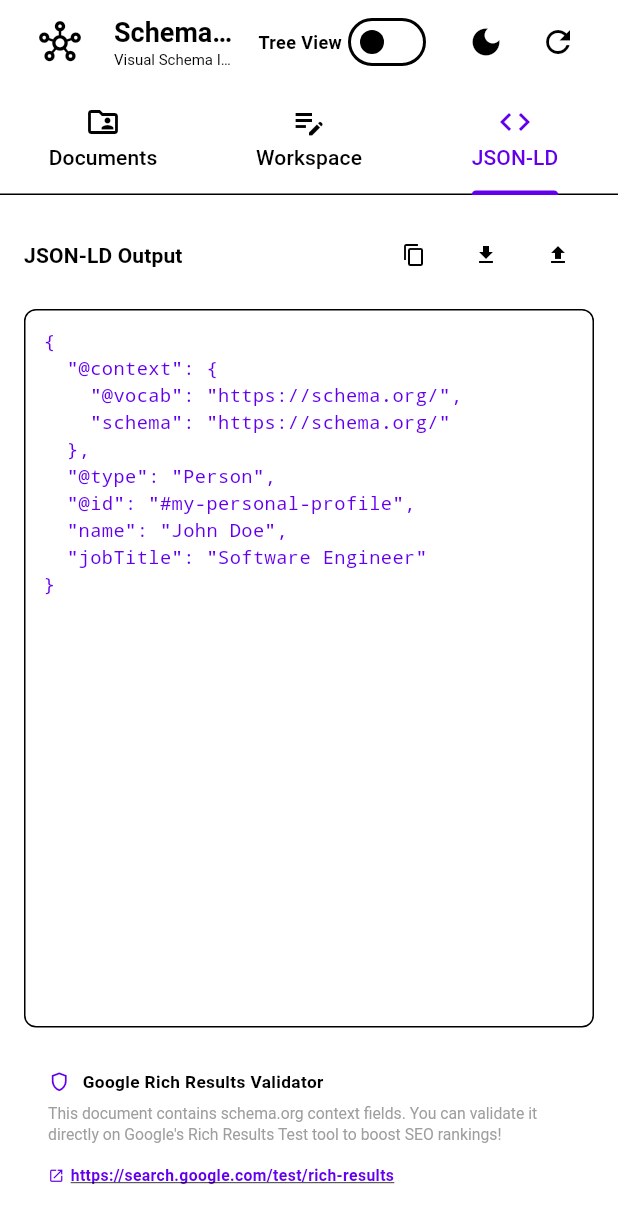
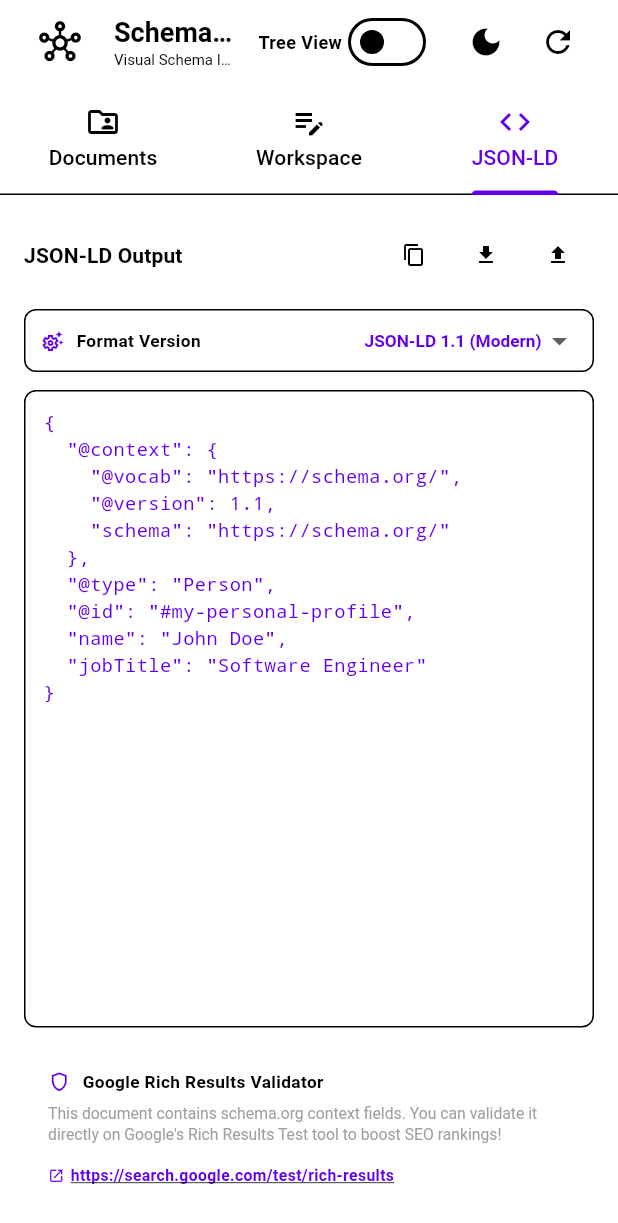
Before and after one commit to mg3994/remove_nowa_schema_jsonld, a Flutter app: the screen it shows after launch, tab 3 chosen, on a phone screen of 412 x 824 dp. Shown: the top 1223 px of the screen. Run offline on Flutter 3.47's test engine with Material 3 defaults, Android fonts, the phone set to English and light mode, and no system bars; our stand-ins replace dio, drift, drift_flutter, go_router, shared_preferences; missing offline and left inert: dart:html, downloadsfolder; accounts and stored records are empty; generated files the repository leaves out were written again; network calls fail.

```diff
--- a/lib/globals/app_state.dart
+++ b/lib/globals/app_state.dart
@@ -33,6 +33,16 @@ class AppState extends ChangeNotifier {
   String? _loadError;
 
   String _jsonLdOutput = '';
+
+  String _selectedLdVersion = '1.1';
+
+  String get selectedLdVersion => _selectedLdVersion;
+
+  void generateJsonLdOutputWithVersion(String version) {
+    _selectedLdVersion = version;
+    generateJsonLdOutput();
+    notifyListeners();
+  }
 
   Timer? _debounceTimer;
   String _saveStatus = 'Saved';
@@ -340,9 +350,17 @@ class AppState extends ChangeNotifier {
         for (final doc in _documents) {
           idToName[doc.id] = doc.name;
         }
-        final map = root.toJsonLd(isRoot: true, docIdToName: idToName);
-        final encoder = const JsonEncoder.withIndent('  ');
-        _jsonLdOutput = encoder.convert(map);
+        final map = root.toJsonLd(
+          isRoot: true,
+          docIdToName: idToName,
+          targetVersion: _selectedLdVersion,
+        );
+        if (_selectedLdVersion == 'yaml-ld') {
+          _jsonLdOutput = root.convertToYaml(map);
+        } else {
+          final encoder = const JsonEncoder.withIndent('  ');
+          _jsonLdOutput = encoder.convert(map);
+        }
       } catch (e) {
         _jsonLdOutput = 'Error generating JSON-LD: ${e}';
       }
--- a/lib/pages/home_page.dart
+++ b/lib/pages/home_page.dart
@@ -1830,6 +1830,68 @@ class _HomePageState extends State<HomePage> {
                 onPressed: () => _showImportDialog(appState),
               ),
             ],
+          ),
+          const SizedBox(height: 12.0),
+          Container(
+            padding: const EdgeInsets.symmetric(horizontal: 10.0, vertical: 6.0),
+            decoration: BoxDecoration(
+              color: Theme.of(context).colorScheme.surfaceContainer,
+              borderRadius: BorderRadius.circular(8.0),
+              border: Border.all(
+                color: Theme.of(context).colorScheme.outlineVariant,
+              ),
+            ),
+            child: Row(
+              children: [
+                Icon(
+                  Icons.settings_suggest_outlined,
+                  size: 16.0,
+                  color: Theme.of(context).colorScheme.primary,
+                ),
+                const SizedBox(width: 8.0),
+                const Text(
+                  'Format Version',
+                  style: TextStyle(fontSize: 11.5, fontWeight: FontWeight.bold),
+                ),
+                const Spacer(),
+                SizedBox(
+                  height: 28.0,
+                  child: DropdownButtonHideUnderline(
+                    child: DropdownButton<String>(
+                      value: appState.selectedLdVersion,
+                      style: TextStyle(
+                        fontSize: 11.5,
+                        fontWeight: FontWeight.bold,
+                        color: Theme.of(context).colorScheme.primary,
+                      ),
+                      items: const [
+                        DropdownMenuItem<String>(
+                          value: '1.0',
+                          child: Text('JSON-LD 1.0 (Legacy)'),
+                        ),
+                        DropdownMenuItem<String>(
+                          value: '1.1',
+                          child: Text('JSON-LD 1.1 (Modern)'),
+                        ),
+                        DropdownMenuItem<String>(
+                          value: '1.2',
+                          child: Text('JSON-LD 1.2 (Strict)'),
+                        ),
+                        DropdownMenuItem<String>(
+                          value: 'yaml-ld',
+                          child: Text('YAML-LD Format'),
+                        ),
+                      ],
+                      onChanged: (val) {
+                        if (val != null) {
+                          appState.generateJsonLdOutputWithVersion(val);
+                        }
+                      },
+                    ),
+                  ),
+                ),
+              ],
+            ),
           ),
           const SizedBox(height: 12.0),
           Expanded(
--- a/lib/schema_entity.dart
+++ b/lib/schema_entity.dart
@@ -1,5 +1,6 @@
 import 'package:jsonld/schema_value.dart';
 import 'package:jsonld/schema_service.dart';
+import 'dart:math' as math;
 
 class SchemaEntity {
   bool _isEnumerationValue(String value) {
@@ -143,7 +144,11 @@ class SchemaEntity {
     }
   }
 
-  Map<String, dynamic> toJsonLd({bool isRoot = false, Map<String, String>? docIdToName}) {
+  Map<String, dynamic> toJsonLd({
+    bool isRoot = false,
+    Map<String, String>? docIdToName,
+    String targetVersion = '1.1',
+  }) {
     final Map<String, dynamic> result = {};
     if (isRoot) {
       final Set<String> usedPrefixes = {};
@@ -158,14 +163,43 @@ class SchemaEntity {
       }
 
       if (customContext != null) {
-        extraContext.addAll(customContext!);
+        customContext!.forEach((k, v) {
+          if (targetVersion == '1.0') {
+            // Strip / flatten 1.1 features
+            if (v is Map) {
+              final Map<String, dynamic> filteredTerm = {};
+              v.forEach((tk, tv) {
+                if (tk != '@protected' && tk != '@nest') {
+                  if (tk == '@container') {
+                    if (tv == '@list' || tv == '@set' || tv == '@language' || tv == '@index') {
+                      filteredTerm[tk] = tv;
+                    }
+                  } else {
+                    filteredTerm[tk] = tv;
+                  }
+                }
+              });
+              if (filteredTerm.isNotEmpty) {
+                extraContext[k] = filteredTerm;
+              }
+            } else if (v != '@nest') {
+              extraContext[k] = v;
+            }
+          } else {
+            extraContext[k] = v;
+          }
+        });
       }
 
+      final double? activeVersion = (targetVersion == '1.2')
+          ? 1.2
+          : (targetVersion == '1.1' || targetVersion == 'yaml-ld' ? 1.1 : null);
+
       if (baseUri == null || baseUri!.trim().isEmpty) {
-        if (extraContext.isNotEmpty || ldVersion != null) {
+        if (extraContext.isNotEmpty || activeVersion != null) {
           result['@context'] = {
             '@vocab': 'https://schema.org/',
-            if (ldVersion != null) '@version': ldVersion,
+            if (activeVersion != null) '@version': activeVersion,
             ...extraContext,
           };
         } else {
@@ -175,7 +209,7 @@ class SchemaEntity {
         result['@context'] = {
           '@vocab': 'https://schema.org/',
           '@base': baseUri!.trim(),
-          if (ldVersion != null) '@version': ldVersion,
+          if (activeVersion != null) '@version': activeVersion,
           ...extraContext,
         };
       }
@@ -224,7 +258,7 @@ class SchemaEntity {
       final List<dynamic> jsonValues = [];
       for (var val in values) {
         if (val.value is SchemaEntity) {
-          jsonValues.add((val.value as SchemaEntity).toJsonLd(isRoot: false, docIdToName: docIdToName));
+          jsonValues.add((val.value as SchemaEntity).toJsonLd(isRoot: false, docIdToName: docIdToName, targetVersion: targetVersion));
         } else if (val.value is Map && (val.value as Map).containsKey('@value')) {
           // Rule 1: Preserve Value Objects exactly as imported, do NOT add node metadata!
           jsonValues.add(val.value);
@@ -243,6 +277,19 @@ class SchemaEntity {
             } else {
               jsonValues.add({'@id': '#$targetDocId'});
             }
+          }
+        } else if (val.value is Map) {
+          final mapVal = val.value as Map;
+          if (targetVersion == '1.0') {
+            // Expand shorthand language maps into @value and @language array!
+            for (var entry in mapVal.entries) {
+              jsonValues.add({
+                '@value': entry.value,
+                '@language': entry.key,
+              });
+            }
+          } else {
+            jsonValues.add(mapVal);
           }
         } else if (val.value is String) {
           final String strVal = val.value as String;
@@ -498,4 +545,75 @@ class SchemaEntity {
       ldVersion: parsedLdVersion,
     );
   }
+
+  String convertToYaml(dynamic value, {int indent = 0}) {
+    final spaces = '  ' * indent;
+    if (value is Map) {
+      if (value.isEmpty) {
+        return '{}';
+      }
+      final buffer = StringBuffer();
+      var first = true;
+      value.forEach((k, v) {
+        if (!first) {
+          buffer.write('\n');
+        }
+        first = false;
+        buffer.write('$spaces$k:');
+        if (v is Map || v is List) {
+          buffer.write('\n');
+          buffer.write(convertToYaml(v, indent: indent + 1));
+        } else {
+          buffer.write(' ${_escapeYamlString(v)}');
+        }
+      });
+      return buffer.toString();
+    } else if (value is List) {
+      if (value.isEmpty) {
+        return '[]';
+      }
+      final buffer = StringBuffer();
+      var first = true;
+      for (var item in value) {
+        if (!first) {
+          buffer.write('\n');
+        }
+        first = false;
+        if (item is Map || item is List) {
+          buffer.write('$spaces- \n');
+          buffer.write(convertToYaml(item, indent: indent + 1));
+        } else {
+          buffer.write('$spaces- ${_escapeYamlString(item)}');
+        }
+      }
+      return buffer.toString();
+    } else {
+      return _escapeYamlString(value);
+    }
+  }
+
+  String _escapeYamlString(dynamic value) {
+    if (value == null) {
+      return 'null';
+    }
+    if (value is bool) {
+      return value ? 'true' : 'false';
+    }
+    if (value is num) {
+      return value.toString();
+    }
+    final str = value.toString();
+    if (str.contains(':') ||
+        str.contains('\n') ||
+        str.contains('-') ||
+        str.contains('#') ||
+        str.contains('[') ||
+        str.contains(']') ||
+        str.contains('{') ||
+        str.contains('}') ||
+        str.contains('@')) {
+      return '"${str.replaceAll('"', '\\"')}"';
+    }
+    return str;
+  }
 }
```
Also changed, not shown: 1 other file.
